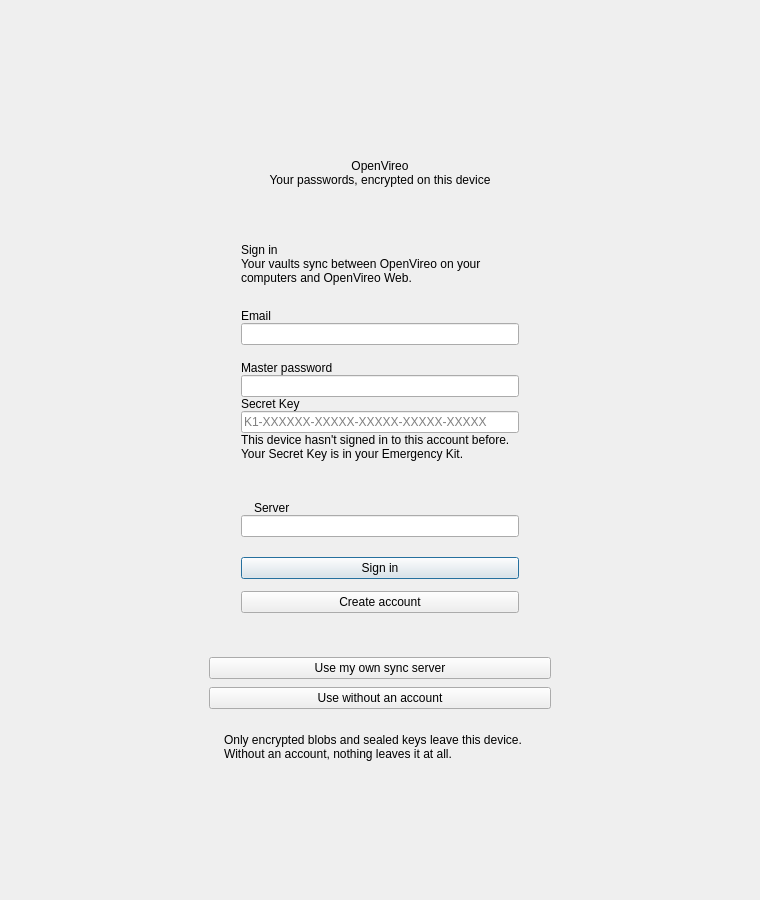
The window that src/gui/account/AccountStartWidget.ui (OpenVireo/openvireo) describes before a commit, drawn with Qt 5.
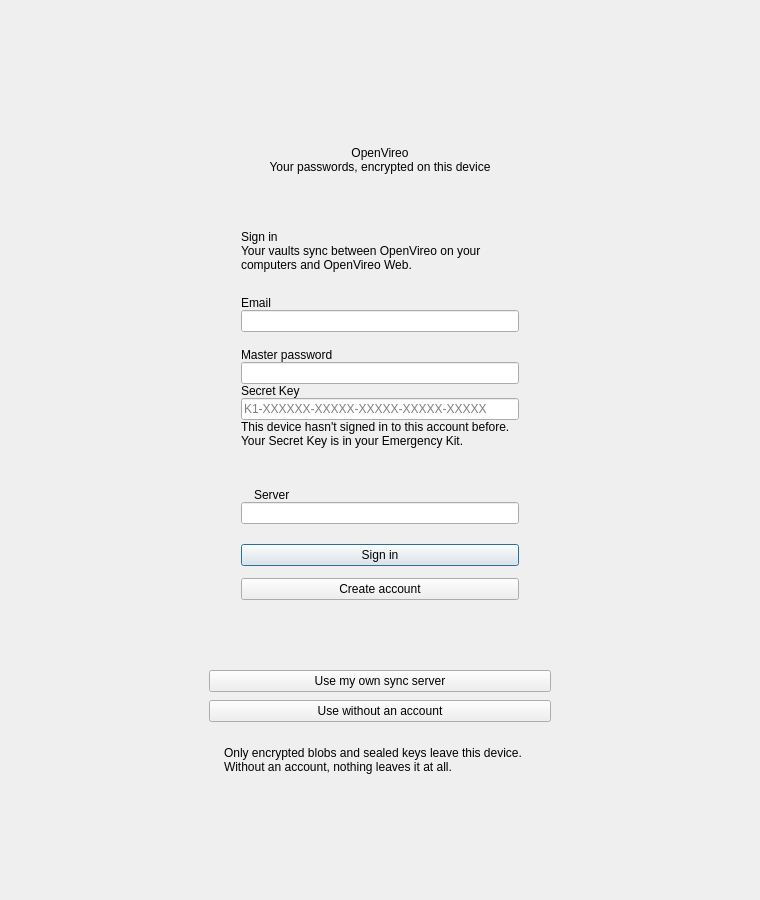
The same window after the commit. Custom widgets are drawn as their Qt base class.

Commit message:
Link to account recovery from the account start screen
"Can't sign in?" under Create account opens the recovery request form
on the website of the server the sign-in form points at (SPEC §18).

```diff
--- a/src/gui/account/AccountStartWidget.ui
+++ b/src/gui/account/AccountStartWidget.ui
@@ -477,6 +477,35 @@
                      </property>
                     </widget>
                    </item>
+                   <item>
+                    <spacer name="recoverLinkSpacer">
+                     <property name="orientation">
+                      <enum>Qt::Vertical</enum>
+                     </property>
+                     <property name="sizeType">
+                      <enum>QSizePolicy::Fixed</enum>
+                     </property>
+                     <property name="sizeHint" stdset="0">
+                      <size>
+                       <width>0</width>
+                       <height>12</height>
+                      </size>
+                     </property>
+                    </spacer>
+                   </item>
+                   <item>
+                    <widget class="QLabel" name="recoverLink">
+                     <property name="alignment">
+                      <set>Qt::AlignCenter</set>
+                     </property>
+                     <property name="wordWrap">
+                      <bool>true</bool>
+                     </property>
+                     <property name="accessibleName">
+                      <string>Can't sign in? Request account recovery</string>
+                     </property>
+                    </widget>
+                   </item>
                   </layout>
                  </widget>
                  <widget class="QWidget" name="mfaPage">
```
The commit also changes 5 other files.
